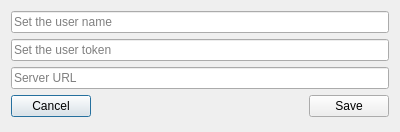
Old version of the form src/git_server/ServerConfigDlg.ui in the repository francescmm/GitQlient.
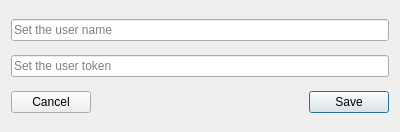
New version of the form.

Diff of the .ui file:
```diff
--- a/src/git_server/ServerConfigDlg.ui
+++ b/src/git_server/ServerConfigDlg.ui
@@ -14,20 +14,6 @@
    <string>Server configuration</string>
   </property>
   <layout class="QGridLayout" name="gridLayout">
-   <item row="3" column="0">
-    <widget class="QPushButton" name="pbCancel">
-     <property name="text">
-      <string>Cancel</string>
-     </property>
-    </widget>
-   </item>
-   <item row="3" column="2">
-    <widget class="QPushButton" name="pbAccept">
-     <property name="text">
-      <string>Save</string>
-     </property>
-    </widget>
-   </item>
    <item row="1" column="0" colspan="3">
     <widget class="QLineEdit" name="leUserToken">
      <property name="echoMode">
@@ -38,7 +24,21 @@
      </property>
     </widget>
    </item>
-   <item row="3" column="1">
+   <item row="2" column="2">
+    <widget class="QPushButton" name="pbAccept">
+     <property name="text">
+      <string>Save</string>
+     </property>
+    </widget>
+   </item>
+   <item row="2" column="0">
+    <widget class="QPushButton" name="pbCancel">
+     <property name="text">
+      <string>Cancel</string>
+     </property>
+    </widget>
+   </item>
+   <item row="2" column="1">
     <spacer name="horizontalSpacer">
      <property name="orientation">
       <enum>Qt::Horizontal</enum>
@@ -58,13 +58,6 @@
      </property>
     </widget>
    </item>
-   <item row="2" column="0" colspan="3">
-    <widget class="QLineEdit" name="leServerUrl">
-     <property name="placeholderText">
-      <string>Server URL</string>
-     </property>
-    </widget>
-   </item>
   </layout>
  </widget>
  <tabstops>
```
